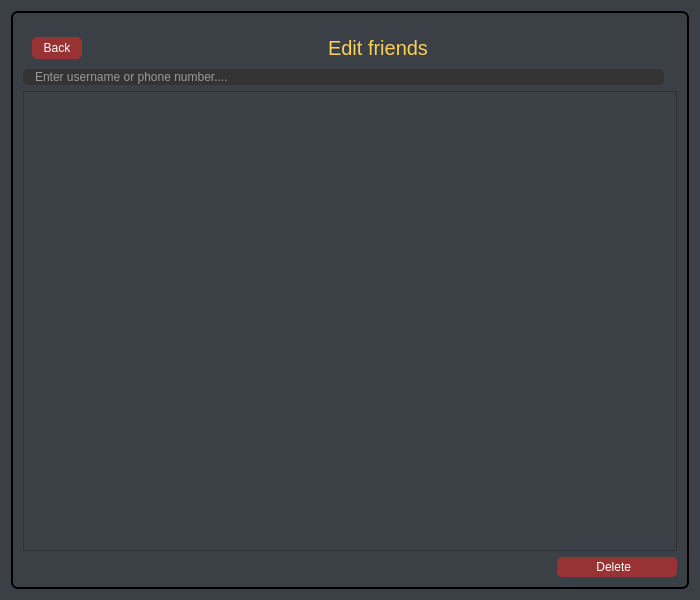
This is Pulp-Fiction-LoginAndRegister/setting.ui in AP-projects-4001/Pulp-Fiction as Qt 5 draws it before an edit. The edited form follows.
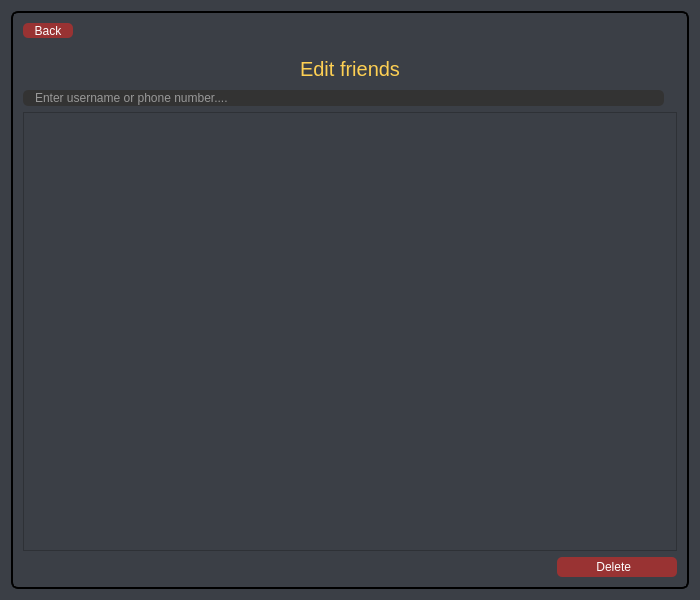
This is the edited form. The open tabs and pages were chosen to show the change. Icons and pictures are not drawn.

Patch:
```diff
--- a/Pulp-Fiction-LoginAndRegister/setting.ui
+++ b/Pulp-Fiction-LoginAndRegister/setting.ui
@@ -3332,97 +3332,7 @@
      </widget>
      <widget class="QWidget" name="page_4">
       <layout class="QGridLayout" name="gridLayout_2">
-       <item row="0" column="0">
-        <widget class="QWidget" name="widget_6" native="true">
-         <property name="minimumSize">
-          <size>
-           <width>0</width>
-           <height>40</height>
-          </size>
-         </property>
-         <property name="maximumSize">
-          <size>
-           <width>16777215</width>
-           <height>30</height>
-          </size>
-         </property>
-         <layout class="QHBoxLayout" name="horizontalLayout_15">
-          <item>
-           <widget class="QPushButton" name="backbtn_3">
-            <property name="minimumSize">
-             <size>
-              <width>0</width>
-              <height>15</height>
-             </size>
-            </property>
-            <property name="maximumSize">
-             <size>
-              <width>50</width>
-              <height>30</height>
-             </size>
-            </property>
-            <property name="toolTip">
-             <string>&lt;html&gt;&lt;head/&gt;&lt;body&gt;&lt;p&gt;Back to setting page&lt;/p&gt;&lt;/body&gt;&lt;/html&gt;</string>
-            </property>
-            <property name="styleSheet">
-             <string notr="true">QPushButton#backbtn_3{
-color: white;
-border-radius: 5px;
-Background: #933;
-color: #fefefe;
-}
-
-QPushButton#backbtn_3:hover {
-	background-color: rgb(42, 46, 52);
-border-style: solid;
- border-width: 1px;
-	color: rgb(241, 182, 88);
-}
-
-QPushButton#backbtn_3:pressed {
-border-style: solid;
-border-width: 1px;
-	background-color: rgb(25, 69, 105);
-	color: rgb(85, 255, 255);
-}</string>
-            </property>
-            <property name="text">
-             <string>Back</string>
-            </property>
-            <property name="icon">
-             <iconset resource="elements.qrc">
-              <normaloff>:/img/img/icons8-back-48.png</normaloff>:/img/img/icons8-back-48.png</iconset>
-            </property>
-           </widget>
-          </item>
-          <item>
-           <widget class="QLabel" name="editfriendslbl">
-            <property name="styleSheet">
-             <string notr="true">QLabel#editfriendslbl {
-text-align: center;
-color: rgb(254, 208, 83);
-margin: 0 auto;
-font-size: 20px;
-font-family: 'Droid Sans';
-}
-
-QLabel#editfriendslbl:hover {
-	color: rgb(0, 170, 255);
-}
-</string>
-            </property>
-            <property name="text">
-             <string>Edit friends</string>
-            </property>
-            <property name="alignment">
-             <set>Qt::AlignCenter</set>
-            </property>
-           </widget>
-          </item>
-         </layout>
-        </widget>
-       </item>
-       <item row="1" column="0">
+       <item row="2" column="0">
         <layout class="QVBoxLayout" name="verticalLayout_8">
          <item>
           <layout class="QHBoxLayout" name="horizontalLayout_17">
@@ -3460,7 +3370,8 @@
            <item>
             <widget class="QLabel" name="label_2">
              <property name="styleSheet">
-              <string notr="true">color: #fefefe;</string>
+              <string notr="true">
+</string>
              </property>
              <property name="text">
               <string/>
@@ -3480,7 +3391,49 @@
          </item>
         </layout>
        </item>
-       <item row="2" column="0">
+       <item row="1" column="0">
+        <widget class="QWidget" name="widget_6" native="true">
+         <property name="minimumSize">
+          <size>
+           <width>0</width>
+           <height>40</height>
+          </size>
+         </property>
+         <property name="maximumSize">
+          <size>
+           <width>16777215</width>
+           <height>30</height>
+          </size>
+         </property>
+         <layout class="QHBoxLayout" name="horizontalLayout_15">
+          <item>
+           <widget class="QLabel" name="editfriendslbl">
+            <property name="styleSheet">
+             <string notr="true">QLabel#editfriendslbl {
+text-align: center;
+color: rgb(254, 208, 83);
+margin: 0 auto;
+font-size: 20px;
+font-family: 'Droid Sans';
+}
+
+QLabel#editfriendslbl:hover {
+	color: rgb(0, 170, 255);
+}
+</string>
+            </property>
+            <property name="text">
+             <string>Edit friends</string>
+            </property>
+            <property name="alignment">
+             <set>Qt::AlignCenter</set>
+            </property>
+           </widget>
+          </item>
+         </layout>
+        </widget>
+       </item>
+       <item row="3" column="0">
         <layout class="QHBoxLayout" name="horizontalLayout_16">
          <item>
           <spacer name="horizontalSpacer">
@@ -3545,6 +3498,54 @@
          </item>
         </layout>
        </item>
+       <item row="0" column="0">
+        <widget class="QPushButton" name="backbtn_3">
+         <property name="minimumSize">
+          <size>
+           <width>0</width>
+           <height>15</height>
+          </size>
+         </property>
+         <property name="maximumSize">
+          <size>
+           <width>50</width>
+           <height>30</height>
+          </size>
+         </property>
+         <property name="toolTip">
+          <string>&lt;html&gt;&lt;head/&gt;&lt;body&gt;&lt;p&gt;Back to setting page&lt;/p&gt;&lt;/body&gt;&lt;/html&gt;</string>
+         </property>
+         <property name="styleSheet">
+          <string notr="true">QPushButton#backbtn_3{
+color: white;
+border-radius: 5px;
+Background: #933;
+color: #fefefe;
+}
+
+QPushButton#backbtn_3:hover {
+	background-color: rgb(42, 46, 52);
+border-style: solid;
+ border-width: 1px;
+	color: rgb(241, 182, 88);
+}
+
+QPushButton#backbtn_3:pressed {
+border-style: solid;
+border-width: 1px;
+	background-color: rgb(25, 69, 105);
+	color: rgb(85, 255, 255);
+}</string>
+         </property>
+         <property name="text">
+          <string>Back</string>
+         </property>
+         <property name="icon">
+          <iconset resource="elements.qrc">
+           <normaloff>:/img/img/icons8-back-48.png</normaloff>:/img/img/icons8-back-48.png</iconset>
+         </property>
+        </widget>
+       </item>
       </layout>
      </widget>
     </widget>
```
Left out of the diff: 45 changed lines with no effect on the pictures.
